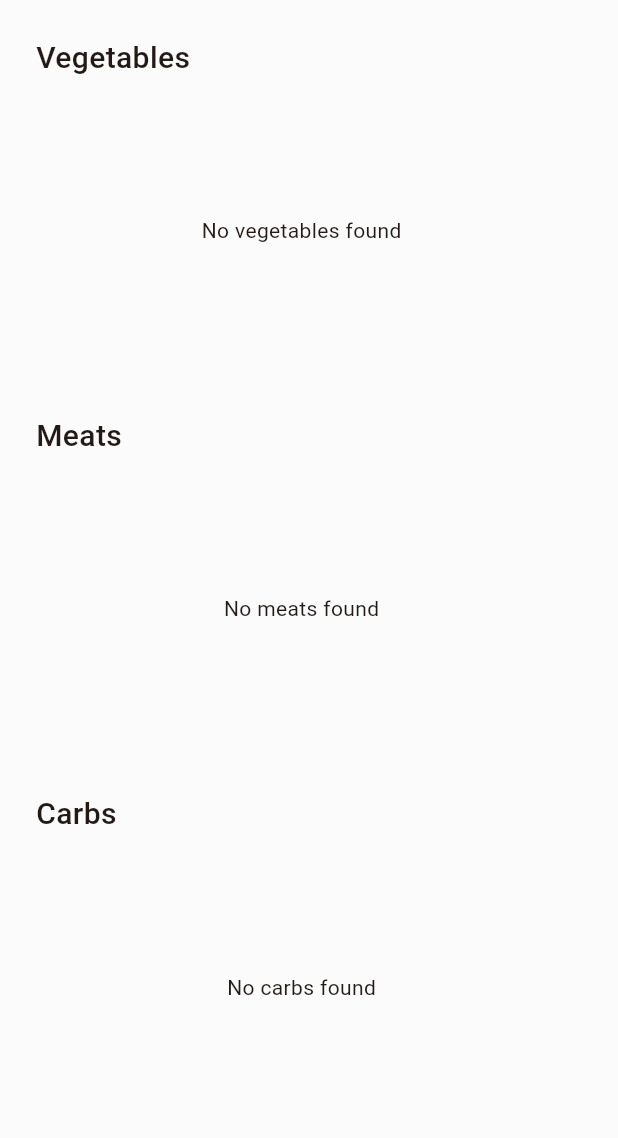
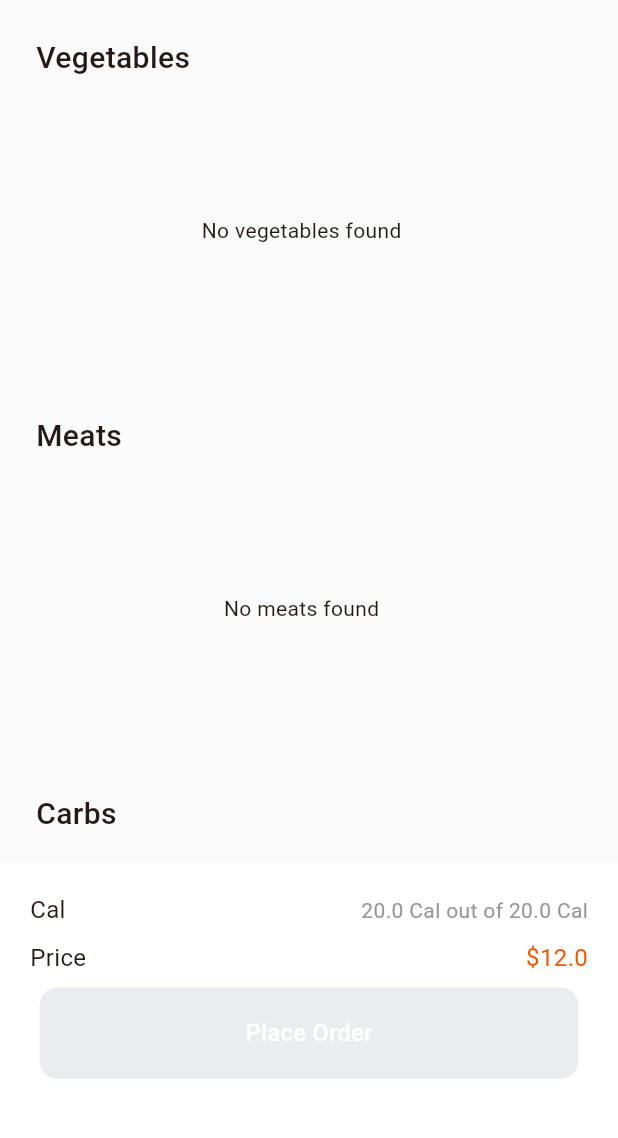
Before and after one commit to RowanTamer23/BalancedMeal, a Flutter app: the CreateYourOrder screen opened by its route, on a phone screen of 412 x 824 dp, the part 84-1222 px from its top. Run offline on Flutter 3.47's test engine with Material 3 defaults, Android fonts, the phone set to English and light mode, and no system bars; our stand-ins replace cloud_firestore, firebase_core, flutter_screenutil; accounts and stored records are empty; Roboto replaces fonts that are missing (Poppins).

Commit message:
finish UI

```diff
--- a/lib/core/routing/app_routes.dart
+++ b/lib/core/routing/app_routes.dart
@@ -1,6 +1,7 @@
 import 'package:balanced_meal/core/routing/routes.dart';
 import 'package:balanced_meal/screens/create_your_order.dart';
 import 'package:balanced_meal/screens/enter_your_details.dart';
+import 'package:balanced_meal/screens/summary.dart';
 import 'package:balanced_meal/screens/welcome.dart';
 import 'package:flutter/material.dart';
 
@@ -16,6 +17,9 @@ class AppRouter {
       case Routes.order:
         return MaterialPageRoute(builder: (_) => CreateYourOrder());
 
+      case Routes.summary:
+        return MaterialPageRoute(builder: (_) => Summary());
+
       default:
         // Unknown route
         return MaterialPageRoute(
--- a/lib/core/routing/routes.dart
+++ b/lib/core/routing/routes.dart
@@ -2,4 +2,5 @@ class Routes {
   static const String welcome = '/welcome';
   static const String details = '/details';
   static const String order = '/order';
+  static const String summary = '/summary';
 }
--- a/lib/main.dart
+++ b/lib/main.dart
@@ -26,6 +26,7 @@ class MyApp extends StatelessWidget {
           debugShowCheckedModeBanner: false,
           title: 'Balanced Meal',
           theme: ThemeData(
+            fontFamily: 'Poppins',
             colorScheme: ColorScheme.fromSeed(
               seedColor: const Color(0x00F25700),
             ),
--- a/lib/screens/create_your_order.dart
+++ b/lib/screens/create_your_order.dart
@@ -1,3 +1,4 @@
+import 'package:balanced_meal/widgets/bottom_widget.dart';
 import 'package:balanced_meal/widgets/card.dart';
 import 'package:cloud_firestore/cloud_firestore.dart';
 import 'package:flutter/material.dart';
@@ -41,7 +42,6 @@ class _CreateYourOrderState extends State<CreateYourOrder> {
                     Text(
                       'Vegetables',
                       style: TextStyle(
-                        fontFamily: 'Poppins',
                         fontWeight: FontWeight.w500,
                         fontSize: 20,
                       ),
@@ -82,7 +82,6 @@ class _CreateYourOrderState extends State<CreateYourOrder> {
                     Text(
                       'Meats',
                       style: TextStyle(
-                        fontFamily: 'Poppins',
                         fontWeight: FontWeight.w500,
                         fontSize: 20,
                       ),
@@ -122,7 +121,6 @@ class _CreateYourOrderState extends State<CreateYourOrder> {
                     Text(
                       'Carbs',
                       style: TextStyle(
-                        fontFamily: 'Poppins',
                         fontWeight: FontWeight.w500,
                         fontSize: 20,
                       ),
@@ -159,10 +157,15 @@ class _CreateYourOrderState extends State<CreateYourOrder> {
                         },
                       ),
                     ),
+                    Container(height: 130.h),
                   ],
                 ),
               ),
             ),
+          ),
+          Positioned(
+            bottom: 0,
+            child: BottomWidget(btnTxt: 'Place Order', calories: 20, price: 12),
           ),
         ],
       ),
--- /dev/null
+++ b/lib/widgets/bottom_widget.dart
@@ -0,0 +1,84 @@
+import 'package:balanced_meal/core/routing/routes.dart';
+import 'package:flutter/material.dart';
+import 'package:flutter_screenutil/flutter_screenutil.dart';
+
+class BottomWidget extends StatefulWidget {
+  const BottomWidget({
+    super.key,
+    required this.calories,
+    required this.btnTxt,
+    required this.price,
+  });
+  final double calories;
+  final double price;
+  final String btnTxt;
+
+  @override
+  State<BottomWidget> createState() {
+    return _BottomWidgetState();
+  }
+}
+
+class _BottomWidgetState extends State<BottomWidget> {
+  bool isActive = false;
+
+  @override
+  Widget build(BuildContext context) {
+    return Container(
+      decoration: BoxDecoration(color: Colors.white),
+      padding: EdgeInsets.all(20),
+      width: 375.w,
+      height: 190.h,
+      child: Column(
+        mainAxisAlignment: MainAxisAlignment.spaceBetween,
+        children: [
+          Row(
+            mainAxisAlignment: MainAxisAlignment.spaceBetween,
+            children: [
+              Text(
+                'Cal',
+                style: TextStyle(fontWeight: FontWeight.w400, fontSize: 16),
+              ),
+              Text(
+                '${widget.calories.toString()} Cal out of ${widget.calories.toString()} Cal',
+                style: TextStyle(fontSize: 14, color: Color(0xff959595)),
+              ),
+            ],
+          ),
+          Row(
+            mainAxisAlignment: MainAxisAlignment.spaceBetween,
+            children: [
+              Text(
+                'Price',
+                style: TextStyle(fontWeight: FontWeight.w400, fontSize: 16),
+              ),
+              Text(
+                '\$${widget.price.toString()}',
+                style: TextStyle(fontSize: 16, color: Color(0xffF25700)),
+              ),
+            ],
+          ),
+          Container(
+            height: 60.h,
+            width: 327.w,
+            decoration: BoxDecoration(
+              borderRadius: BorderRadius.circular(12),
+
+              color: isActive ? Color(0xffF25700) : Color(0xffEAECF0),
+            ),
+            child: TextButton(
+              onPressed: () {
+                Navigator.pushNamed(context, Routes.summary);
+              },
+              child: Text(
+                widget.btnTxt,
+                style: TextStyle(color: Colors.white, fontSize: 16),
+              ),
+            ),
+          ),
+          Container(height: 20.h),
+        ],
+      ),
+    );
+  }
+}
```
Also changed, not shown: lib/screens/summary.dart (added, +84 -0 lines), lib/widgets/add_button.dart (added, +29 -0 lines), lib/widgets/card.dart (+13 -20 lines), lib/widgets/counter_button.dart (added, +52 -0 lines), lib/widgets/summary_card.dart (added, +59 -0 lines).
